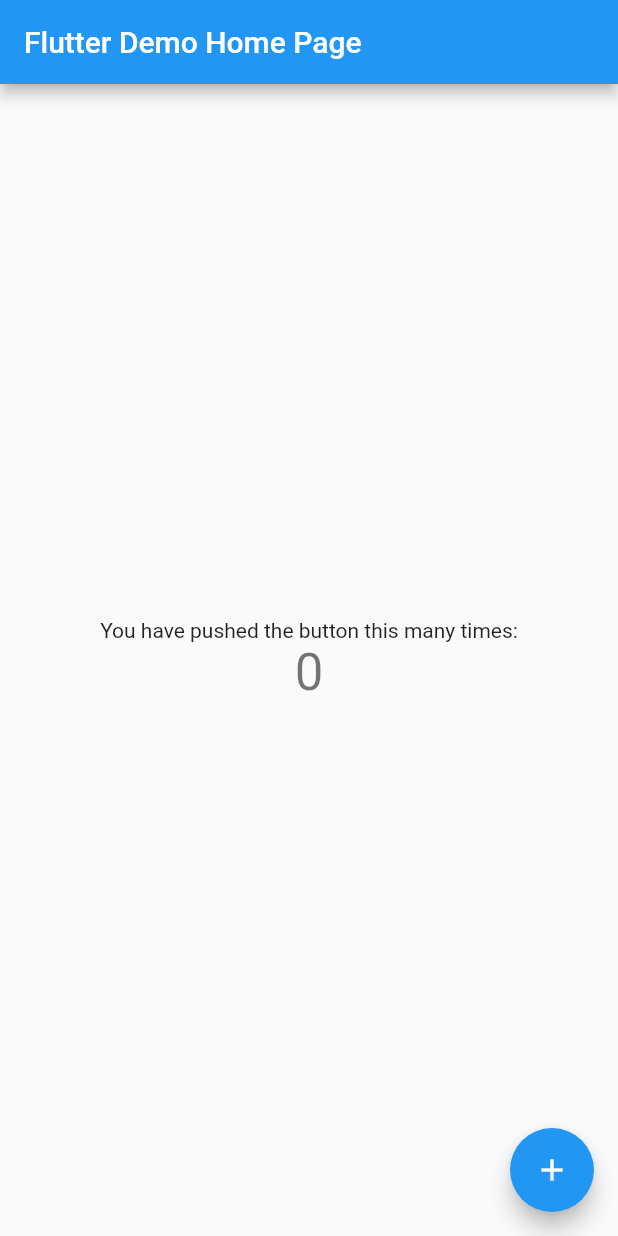
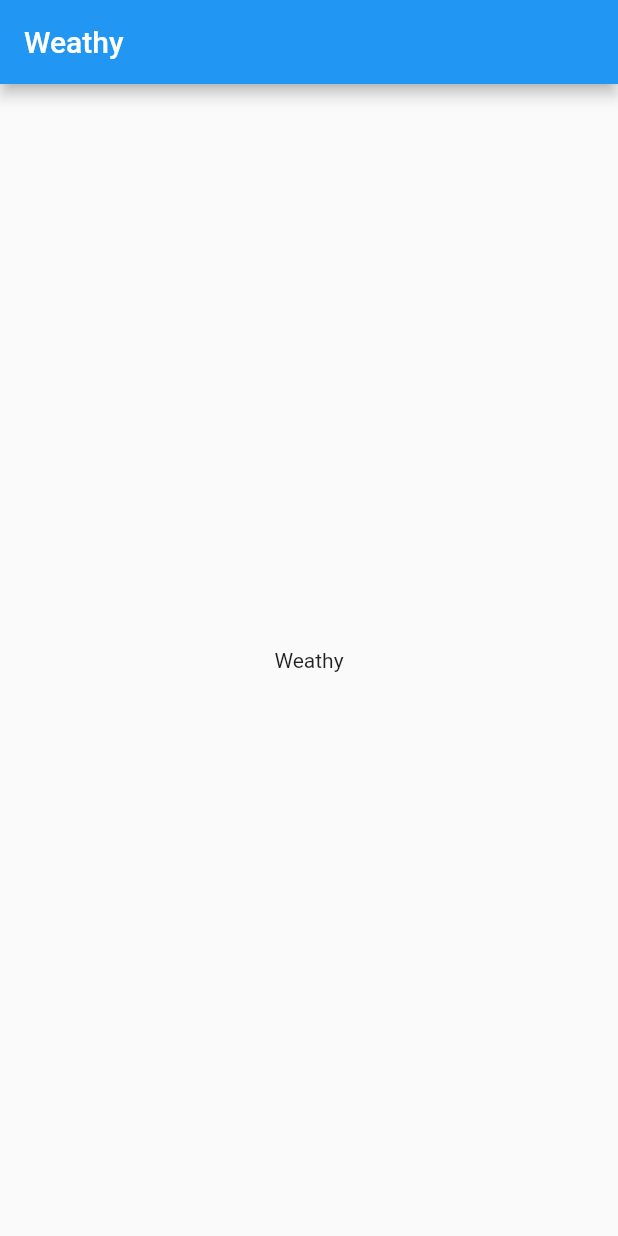
Before and after one commit to Dextavision/weathy, a Flutter app: the screen it shows after launch, on a phone screen of 412 x 824 dp. Run offline on Flutter 3.47's test engine with Material 2 defaults, Android fonts, the phone set to English and light mode, and no system bars.

Commit message:
created basic structure of Weathy

```diff
--- /dev/null
+++ b/lib/app/app.dart
@@ -0,0 +1,11 @@
+import 'package:flutter/material.dart';
+import 'package:weathy/home/home_screen.dart';
+
+class Weathy extends StatelessWidget {
+  @override
+  Widget build(BuildContext context) {
+    return MaterialApp(
+      home: HomeScreen(),
+    );
+  }
+}
--- /dev/null
+++ b/lib/home/home_screen.dart
@@ -0,0 +1,15 @@
+import 'package:flutter/material.dart';
+
+class HomeScreen extends StatelessWidget {
+  @override
+  Widget build(BuildContext context) {
+    return Scaffold(
+      appBar: AppBar(
+        title: const Text('Weathy'),
+      ),
+      body: Center(
+        child: Text('Weathy'),
+      ),
+    );
+  }
+}
--- a/lib/main.dart
+++ b/lib/main.dart
@@ -1,113 +1,6 @@
 import 'package:flutter/material.dart';
+import 'package:weathy/app/app.dart';
 
 void main() {
-  runApp(MyApp());
+  runApp(Weathy());
 }
-
-class MyApp extends StatelessWidget {
-  // This widget is the root of your application.
-  @override
-  Widget build(BuildContext context) {
-    return MaterialApp(
-      title: 'Flutter Demo',
-      theme: ThemeData(
-        // This is the theme of your application.
-        //
-        // Try running your application with "flutter run". You'll see the
-        // application has a blue toolbar. Then, without quitting the app, try
-        // changing the primarySwatch below to Colors.green and then invoke
-        // "hot reload" (press "r" in the console where you ran "flutter run",
-        // or simply save your changes to "hot reload" in a Flutter IDE).
-        // Notice that the counter didn't reset back to zero; the application
-        // is not restarted.
-        primarySwatch: Colors.blue,
-      ),
-      home: MyHomePage(title: 'Flutter Demo Home Page'),
-    );
-  }
-}
-
-class MyHomePage extends StatefulWidget {
-  MyHomePage({Key key, this.title}) : super(key: key);
-
-  // This widget is the home page of your application. It is stateful, meaning
-  // that it has a State object (defined below) that contains fields that affect
-  // how it looks.
-
-  // This class is the configuration for the state. It holds the values (in this
-  // case the title) provided by the parent (in this case the App widget) and
-  // used by the build method of the State. Fields in a Widget subclass are
-  // always marked "final".
-
-  final String title;
-
-  @override
-  _MyHomePageState createState() => _MyHomePageState();
-}
-
-class _MyHomePageState extends State<MyHomePage> {
-  int _counter = 0;
-
-  void _incrementCounter() {
-    setState(() {
-      // This call to setState tells the Flutter framework that something has
-      // changed in this State, which causes it to rerun the build method below
-      // so that the display can reflect the updated values. If we changed
-      // _counter without calling setState(), then the build method would not be
-      // called again, and so nothing would appear to happen.
-      _counter++;
-    });
-  }
-
-  @override
-  Widget build(BuildContext context) {
-    // This method is rerun every time setState is called, for instance as done
-    // by the _incrementCounter method above.
-    //
-    // The Flutter framework has been optimized to make rerunning build methods
-    // fast, so that you can just rebuild anything that needs updating rather
-    // than having to individually change instances of widgets.
-    return Scaffold(
-      appBar: AppBar(
-        // Here we take the value from the MyHomePage object that was created by
-        // the App.build method, and use it to set our appbar title.
-        title: Text(widget.title),
-      ),
-      body: Center(
-        // Center is a layout widget. It takes a single child and positions it
-        // in the middle of the parent.
-        child: Column(
-          // Column is also a layout widget. It takes a list of children and
-          // arranges them vertically. By default, it sizes itself to fit its
-          // children horizontally, and tries to be as tall as its parent.
-          //
-          // Invoke "debug painting" (press "p" in the console, choose the
-          // "Toggle Debug Paint" action from the Flutter Inspector in Android
-          // Studio, or the "Toggle Debug Paint" command in Visual Studio Code)
-          // to see the wireframe for each widget.
-          //
-          // Column has various properties to control how it sizes itself and
-          // how it positions its children. Here we use mainAxisAlignment to
-          // center the children vertically; the main axis here is the vertical
-          // axis because Columns are vertical (the cross axis would be
-          // horizontal).
-          mainAxisAlignment: MainAxisAlignment.center,
-          children: <Widget>[
-            Text(
-              'You have pushed the button this many times:',
-            ),
-            Text(
-              '$_counter',
-              style: Theme.of(context).textTheme.headline4,
-            ),
-          ],
-        ),
-      ),
-      floatingActionButton: FloatingActionButton(
-        onPressed: _incrementCounter,
-        tooltip: 'Increment',
-        child: Icon(Icons.add),
-      ), // This trailing comma makes auto-formatting nicer for build methods.
-    );
-  }
-}
```
Also changed, not shown: 1 other file.
